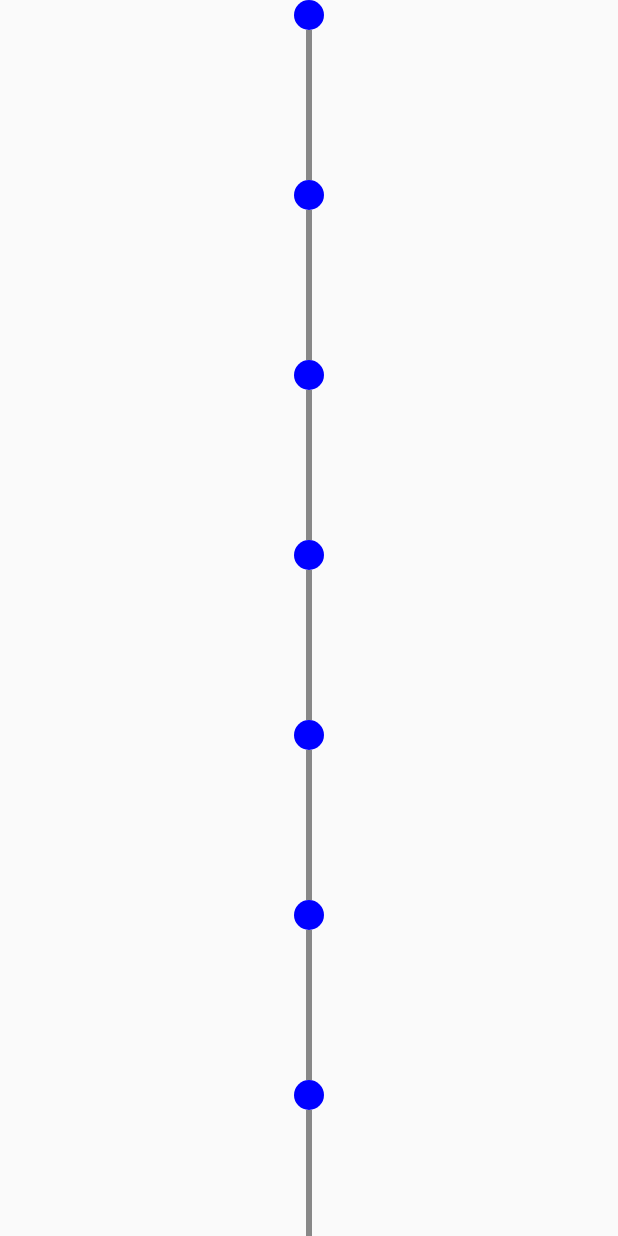
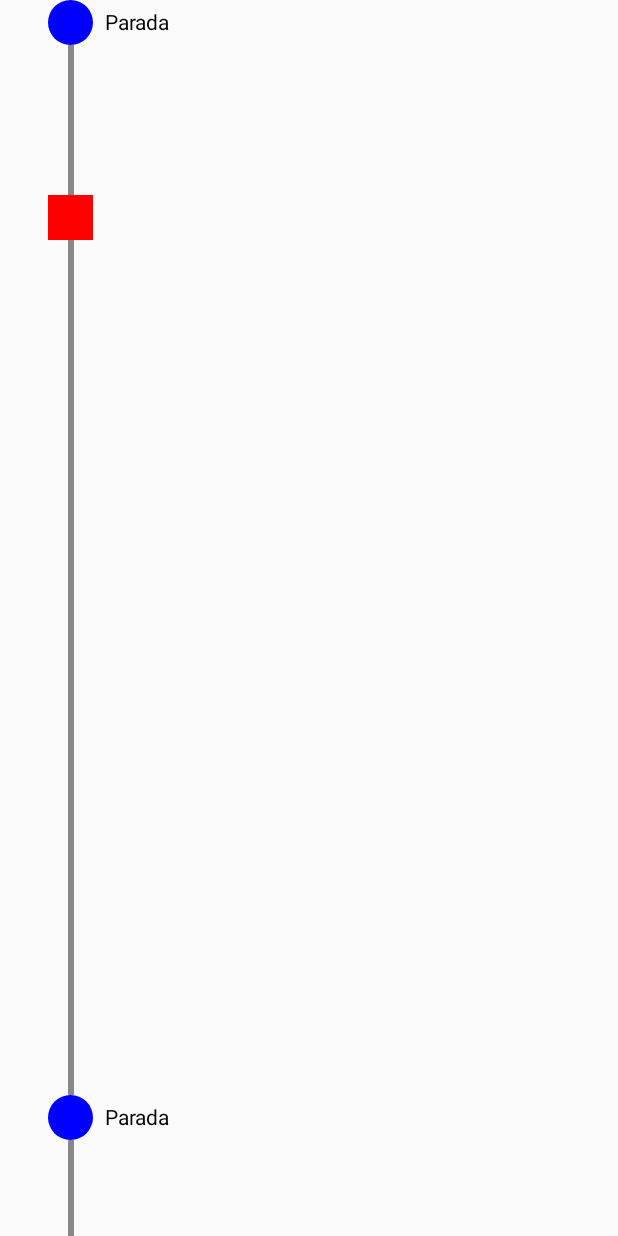
Before and after one commit to Droidinfinity/TFG_UBusTrip, an Android app built with Jetpack Compose: the LineaRTScreen screen opened through its navigation route, on a phone screen of 412 x 824 dp. Run offline under Robolectric (Android 15) with nearby library versions, the phone set to English and light mode, and no system bars; our stand-ins replace Firebase (no records; nobody signed in at launch, a user with empty details on screens opened directly), accompanist; Roboto replaces fonts that are not available here.

Commit message:
MobileTask7: Avances en la creación gráfica de la linea

```diff
--- a/app/build.gradle.kts
+++ b/app/build.gradle.kts
@@ -14,7 +14,7 @@ android {
         minSdk = 24
         targetSdk = 34
         versionCode = 1
-        versionName = "1.0"
+        versionName = "1.0-alpha.1"
 
         testInstrumentationRunner = "androidx.test.runner.AndroidJUnitRunner"
         vectorDrawables {
--- /dev/null
+++ b/app/src/main/java/com/upm/ubustrip/features/linea/LineaRTSViewModel.kt
@@ -0,0 +1,6 @@
+package com.upm.ubustrip.features.linea
+
+import androidx.lifecycle.ViewModel
+
+class LineaRTSViewModel : ViewModel() {
+}
--- a/app/src/main/java/com/upm/ubustrip/features/linea/LineaRTScreen.kt
+++ b/app/src/main/java/com/upm/ubustrip/features/linea/LineaRTScreen.kt
@@ -5,19 +5,17 @@ import androidx.compose.foundation.background
 import androidx.compose.foundation.layout.Arrangement
 import androidx.compose.foundation.layout.Box
 import androidx.compose.foundation.layout.Column
+import androidx.compose.foundation.layout.Row
 import androidx.compose.foundation.layout.Spacer
 import androidx.compose.foundation.layout.fillMaxHeight
 import androidx.compose.foundation.layout.fillMaxSize
 import androidx.compose.foundation.layout.fillMaxWidth
 import androidx.compose.foundation.layout.height
-import androidx.compose.foundation.layout.offset
 import androidx.compose.foundation.layout.padding
 import androidx.compose.foundation.layout.size
 import androidx.compose.foundation.layout.width
 import androidx.compose.foundation.lazy.LazyColumn
-import androidx.compose.foundation.lazy.items
 import androidx.compose.foundation.shape.CircleShape
-import androidx.compose.material3.MaterialTheme
 import androidx.compose.material3.Text
 import androidx.compose.runtime.Composable
 import androidx.compose.ui.Alignment
@@ -26,56 +24,99 @@ import androidx.compose.ui.geometry.Offset
 import androidx.compose.ui.graphics.Color
 import androidx.compose.ui.unit.dp
 import com.google.accompanist.systemuicontroller.rememberSystemUiController
-import com.upm.ubustrip.appNavigation.AppScreens
+
 
 @Composable
 fun LineaRTScreen() {
 
     val systemUiController = rememberSystemUiController()
     systemUiController.setSystemBarsColor(Color.Transparent)
+
     LazyColumn(
         modifier = Modifier
             .fillMaxSize()
-            .padding(horizontal = 32.dp), // Ajuste horizontal
+            .padding(horizontal = 32.dp),
+        verticalArrangement = Arrangement.Top
+    ) {
 
-        horizontalAlignment = Alignment.CenterHorizontally,
-    ) {
-        // Lista de elementos (círculo y línea alternados)
-        items(70) { index ->
+        items(1) { index ->
 
-
-            if (index % 2 == 0) {
-                // Círculo
-                Circle()
-            } else {
-                // Línea
+            Column {
+                CircleWithText()
+                Line()
+                CircleWithText()
                 Line()
             }
         }
+
+    }
+
+
+}
+
+@Composable
+fun CircleWithText() {
+    Row(
+        modifier = Modifier
+            .fillMaxWidth(),
+
+        verticalAlignment = Alignment.CenterVertically
+    ) {
+        // Círculo
+        Box(
+            modifier = Modifier
+                .size(30.dp) // Tamaño del círculo
+                .background(color = Color.Blue, shape = CircleShape)
+        )
+
+        Spacer(modifier = Modifier.width(8.dp)) // Espacio entre el círculo y el texto
+
+        // Texto al lado del círculo
+        Text(
+            text = "Parada",
+
+            )
     }
 }
 
 @Composable
-fun Circle() {
+fun Line() {
     Box(
         modifier = Modifier
-            .size(20.dp) // Tamaño del círculo
-            .background(color = Color.Blue, shape = CircleShape)
-    )
-}
+            .fillMaxWidth()
+            .height(700.dp) // Altura total
 
-@Composable
-fun Line() {
+    ) {
+        // Línea
         Canvas(
             modifier = Modifier
-            .fillMaxWidth()
-            .height(100.dp) // Altura de la línea
+                .width(4.dp) // Grosor de la línea
+                .fillMaxHeight() // Llena el alto disponible
+                .align(Alignment.CenterStart) // Alineada a la izquierda
+                .padding(start = 15.dp) // Alineamos con el medio del círculo
         ) {
             drawLine(
                 color = Color.Gray,
-            start = Offset(size.width / 2, 0f),
-            end = Offset(size.width / 2, size.height),
+                start = Offset(0f, 0f),
+                end = Offset(0f, size.height),
                 strokeWidth = 4.dp.toPx() // Grosor de la línea
             )
         }
+        Column {
+
+            Spacer(Modifier.height(100.dp)) //DESPLAZAMIENTO DEL BUS
+            // Box superpuesto
+            Box(
+                modifier = Modifier
+                    .size(30.dp) // Tamaño del Box cuadrado
+                    .background(Color.Red) // Color del Box
+
+            )
+
         }
+
+
+    }
+
+
+}
--- a/app/src/main/java/com/upm/ubustrip/features/menu/TopBar.kt
+++ b/app/src/main/java/com/upm/ubustrip/features/menu/TopBar.kt
@@ -36,6 +36,7 @@ import androidx.compose.ui.unit.sp
 import com.google.accompanist.systemuicontroller.rememberSystemUiController
 import com.upm.ubustrip.R
 import com.upm.ubustrip.features.search.CustomSearchBar
+import com.upm.ubustrip.ui.theme.UBusTripGreenBeta
 import com.upm.ubustrip.ui.theme.UbusTripBottomBar
 import com.upm.ubustrip.ui.theme.UbusTripFilledButton1Color
 import com.upm.ubustrip.ui.theme.UbusTripFilledGoogleButtom
@@ -95,6 +96,12 @@ fun TopAppBarContent() {
             color = UbusTripFilledButton1Color
         )
 
+        Text(
+            text = "ALPHA",
+            color = UBusTripGreenBeta,
+            fontWeight = FontWeight.Bold
+        )
+
     }
 
 }
--- a/app/src/main/java/com/upm/ubustrip/ui/theme/Color.kt
+++ b/app/src/main/java/com/upm/ubustrip/ui/theme/Color.kt
@@ -16,3 +16,4 @@ val UbusTripFilledButton2Color = Color(0xFF1E88E5)
 val UbusTripFilledGoogleButtom = Color(color = 0xff8ea2f8)
 val UbusTripBottomBar = Color(color = 0XFFB3E5FC)
 val UbusTripBottomBarSelected = Color(color = 0XFF81D4FA)
+val UBusTripGreenBeta = Color(color = 0xFF1B5E20)
```
Also changed, not shown: app/src/main/java/com/upm/ubustrip/features/polylines/Polyline.kt (added, +48 -0 lines), app/src/main/java/com/upm/ubustrip/models/Cordenadas.kt (+0 -12 lines), app/src/main/java/com/upm/ubustrip/models/Linea.kt (added, +7 -0 lines), app/src/main/java/com/upm/ubustrip/models/Segmento.kt (added, +7 -0 lines). Lines whose indentation alone changed are shown as unchanged.
